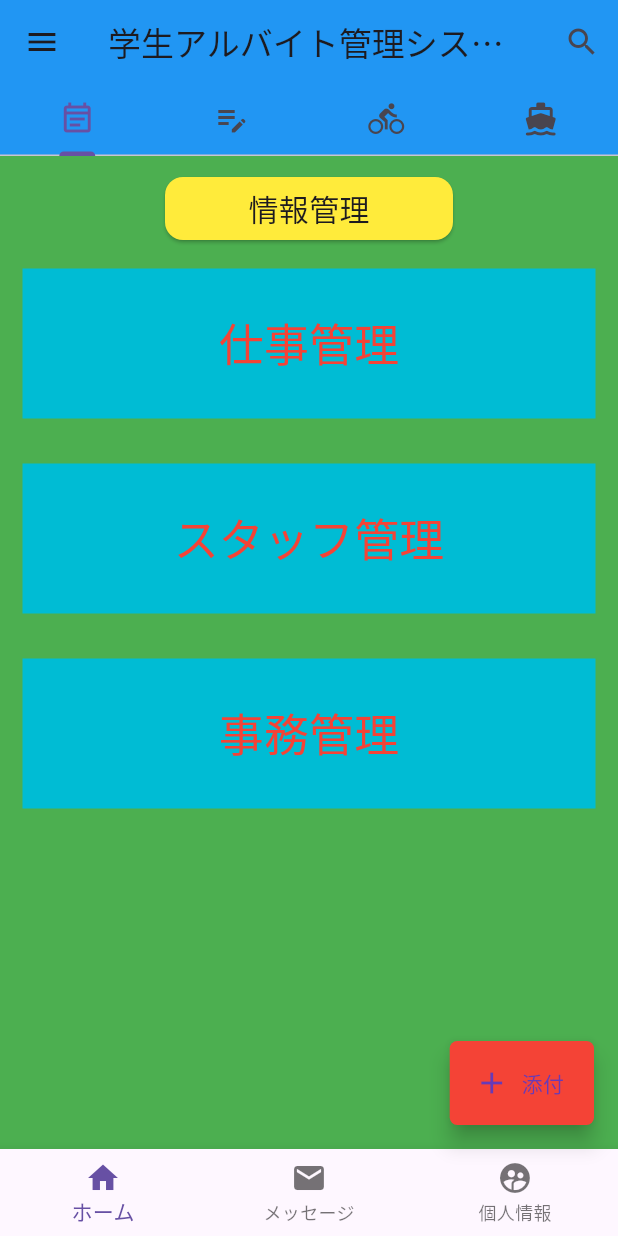
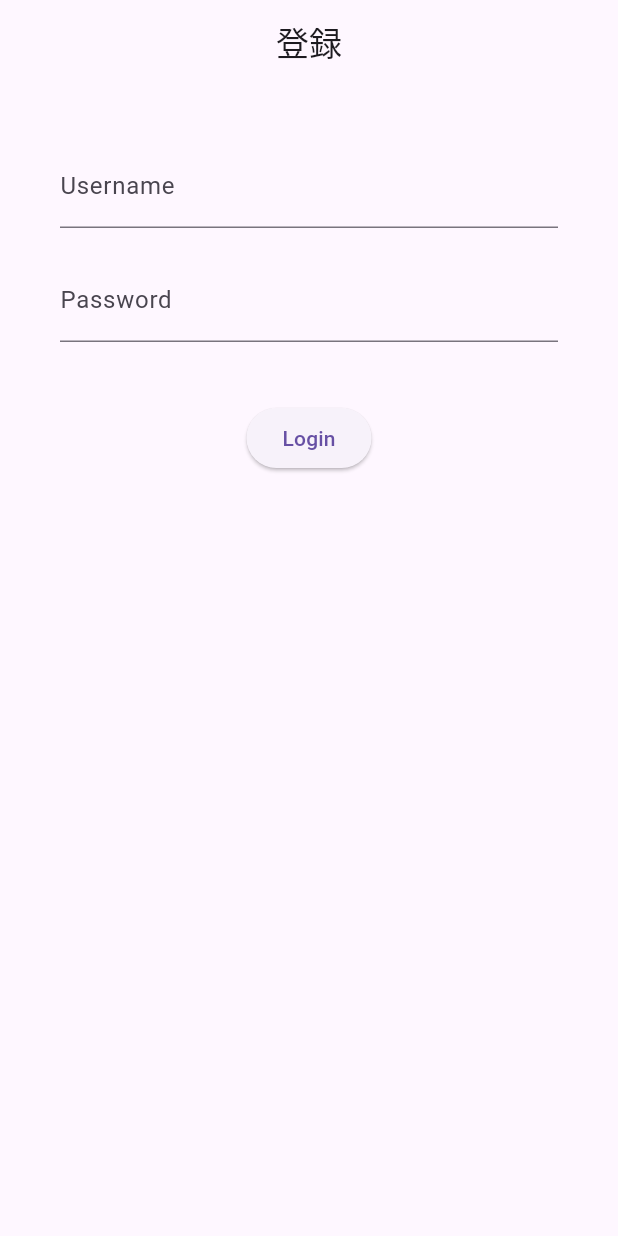
Before and after one commit to 282207134/job, a Flutter app: the screen it shows after launch, on a phone screen of 412 x 824 dp. Run offline on Flutter 3.47's test engine with Material 3 defaults, Android fonts, the phone set to English and light mode, and no system bars.

Commit message:
0.4 增加登录界面

```diff
--- a/lib/main.dart
+++ b/lib/main.dart
@@ -11,13 +11,99 @@ class MyApp extends StatelessWidget {
   Widget build(BuildContext context) {
     return MaterialApp(
       debugShowCheckedModeBanner: false,
-      home: HomePage(), // 修改此处为正确的类名
+      home: LoginPage(), // 修改此处为正确的类名
       routes: {
+        '/login': (BuildContext context) => LoginPage(),
         '/home': (BuildContext context) => HomePage(), // 修改此处为正确的类名
         '/job': (BuildContext context) => JobPage(), //
         '/staff': (BuildContext context) => StaffPage(), //
         '/transaction': (BuildContext context) => TransactionPage(), //
       },
+    );
+  }
+}
+
+class LoginPage extends StatefulWidget {
+  @override
+  _LoginPageState createState() => _LoginPageState();
+}
+
+class _LoginPageState extends State<LoginPage> {
+  final _formKey = GlobalKey<FormState>(); // 表单的全局键
+  String _username = ''; // 用户名字符串
+  String _password = ''; // 密码字符串
+
+  void _login() {
+    if (_formKey.currentState!.validate()) {
+      // 如果表单验证通过
+      _formKey.currentState!.save(); // 保存表单状态
+
+      // 检查凭据是否正确
+      if (_username == 'liuyu' && _password == '123456') {
+        // 导航到MyHomePage
+        Navigator.pushReplacement(
+          context,
+          MaterialPageRoute(builder: (context) => HomePage()),
+        );
+      } else {
+        // 显示错误消息
+        ScaffoldMessenger.of(context).showSnackBar(
+          SnackBar(content: Text('Invalid username or password')),
+        );
+      }
+    }
+  }
+
+  @override
+  Widget build(BuildContext context) {
+    return Scaffold(
+      appBar: AppBar(
+        title: Center(child: Text("登録")),
+      ), // 页面顶部的应用栏
+      body: Form(
+        key: _formKey,
+        child: Padding(
+          padding: EdgeInsets.all(20.0), // 内边距
+          child: Column(
+            children: [
+              Container(
+                padding: EdgeInsetsDirectional.fromSTEB(20, 20, 20, 0),
+                child: TextFormField(
+                  decoration: InputDecoration(labelText: 'Username'), // 用户名输入框
+                  validator: (value) {
+                    if (value == null || value.isEmpty) {
+                      return 'Please enter your username'; // 验证输入内容
+                    }
+                    return null;
+                  },
+                  onSaved: (value) => _username = value!, // 保存输入内容
+                ),
+              ),
+              Container(
+                padding: EdgeInsetsDirectional.all(20),
+                child: TextFormField(
+                  decoration: InputDecoration(labelText: 'Password'), // 密码输入框
+                  obscureText: true, // 隐藏输入内容
+                  validator: (value) {
+                    if (value == null || value.isEmpty) {
+                      return 'Please enter your password'; // 验证输入内容
+                    }
+                    return null;
+                  },
+                  onSaved: (value) => _password = value!, // 保存输入内容
+                ),
+              ),
+              Padding(
+                padding: EdgeInsets.only(top: 20.0),
+                child: ElevatedButton(
+                  onPressed: _login, // 登录按钮
+                  child: Text('Login'),
+                ),
+              ),
+            ],
+          ),
+        ),
+      ),
     );
   }
 }
```
